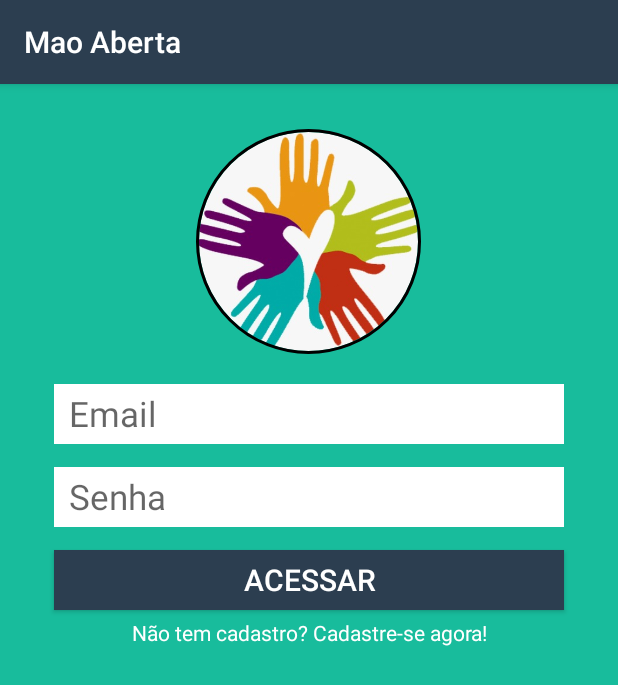
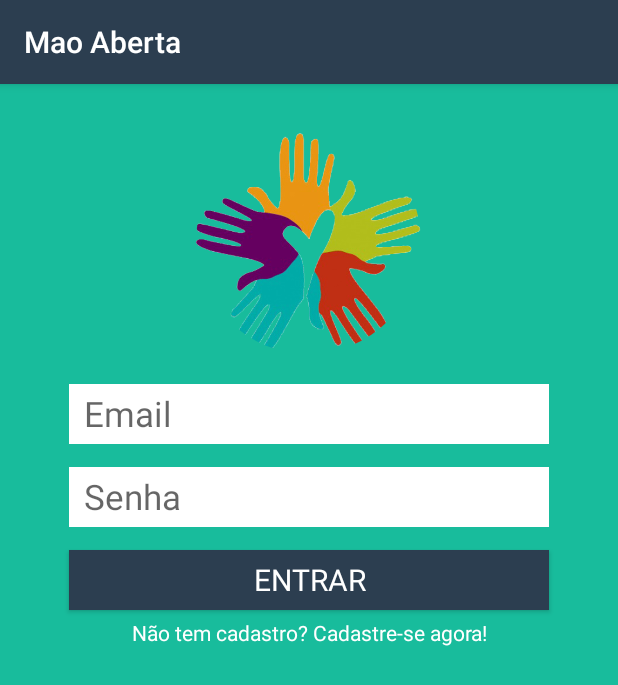
Before and after one commit to vicanalles/maoaberta, an Android app: the screen it shows after launch (LoginActivity), on a phone screen of 412 x 824 dp. Shown: the top 685 px of the screen. Run offline under Robolectric (Android 15) with nearby library versions, the phone set to English and light mode, and no system bars; our stand-ins replace CircleImageView.

Commit message:
Troca do logo e ajuste no layout

```diff
--- a/app/src/main/res/layout/activity_login.xml
+++ b/app/src/main/res/layout/activity_login.xml
@@ -1,6 +1,5 @@
 <?xml version="1.0" encoding="utf-8"?>
 <LinearLayout xmlns:android="http://schemas.android.com/apk/res/android"
-    xmlns:app="http://schemas.android.com/apk/res-auto"
     xmlns:tools="http://schemas.android.com/tools"
     android:layout_width="match_parent"
     android:layout_height="match_parent"
@@ -9,7 +8,9 @@
 
     <RelativeLayout
         android:layout_width="match_parent"
-        android:layout_height="match_parent">
+        android:layout_height="match_parent"
+        android:clickable="true"
+        android:focusableInTouchMode="true">
 
         <de.hdodenhof.circleimageview.CircleImageView
             android:id="@+id/image_view_logo_app_login"
@@ -17,60 +18,66 @@
             android:layout_height="150dp"
             android:layout_centerHorizontal="true"
             android:layout_marginTop="30dp"
-            android:src="@drawable/logo_mao_aberta"
-            app:civ_border_color="#FF000000"
-            app:civ_border_width="2dp" />
+            android:src="@drawable/logo_mao_aberta" />
 
         <EditText
             android:id="@+id/edit_text_login"
-            android:layout_width="340dp"
+            android:layout_width="320dp"
             android:layout_height="40dp"
             android:layout_below="@id/image_view_logo_app_login"
             android:layout_centerHorizontal="true"
             android:layout_marginTop="20dp"
             android:background="@color/textColorApp"
+            android:fontFamily="sans-serif"
             android:hint="Email"
             android:inputType="text"
             android:paddingLeft="10dp"
             android:textColor="@android:color/black"
-            android:textSize="23sp" />
+            android:textSize="23sp"
+            android:textStyle="normal" />
 
         <EditText
             android:id="@+id/edit_text_password"
-            android:layout_width="340dp"
+            android:layout_width="320dp"
             android:layout_height="40dp"
             android:layout_below="@id/edit_text_login"
             android:layout_centerHorizontal="true"
             android:layout_marginTop="15dp"
             android:background="@color/textColorApp"
+            android:fontFamily="sans-serif"
             android:hint="Senha"
             android:inputType="text"
             android:paddingLeft="10dp"
             android:textColor="@android:color/black"
-            android:textSize="23sp" />
+            android:textSize="23sp"
+            android:textStyle="normal" />
 
         <Button
             android:id="@+id/button_login_app"
-            android:layout_width="340dp"
+            android:layout_width="320dp"
             android:layout_height="40dp"
             android:layout_below="@id/edit_text_password"
             android:layout_centerHorizontal="true"
             android:layout_marginTop="15dp"
             android:background="@color/tabLayoutBottomColor"
-            android:text="Acessar"
+            android:fontFamily="sans-serif"
+            android:text="Entrar"
             android:textColor="@color/textColorApp"
-            android:textSize="20sp" />
+            android:textSize="20sp"
+            android:textStyle="normal" />
 
         <TextView
             android:id="@+id/text_view_abrir_cadastro"
-            android:layout_width="340dp"
+            android:layout_width="320dp"
             android:layout_height="20dp"
             android:layout_below="@id/button_login_app"
             android:layout_centerHorizontal="true"
             android:layout_marginTop="5dp"
+            android:fontFamily="sans-serif"
             android:text="Não tem cadastro? Cadastre-se agora!"
             android:textAlignment="center"
-            android:textColor="@color/textColorApp" />
+            android:textColor="@color/textColorApp"
+            android:textStyle="normal" />
     </RelativeLayout>
 
 </LinearLayout>
```
Also changed, not shown: app/src/main/java/com/maoaberta/vinicius/maoaberta/presentation/ui/activity/LoginActivity.java (+25 -0 lines), app/src/main/res/layout/activity_cadastro.xml (+8 -11 lines), app/src/main/res/layout/activity_splash_screen.xml (+11 -8 lines), app/src/main/res/drawable/logo_mao_aberta.jpg (deleted), app/src/main/res/drawable/logo_mao_aberta.png (added).
